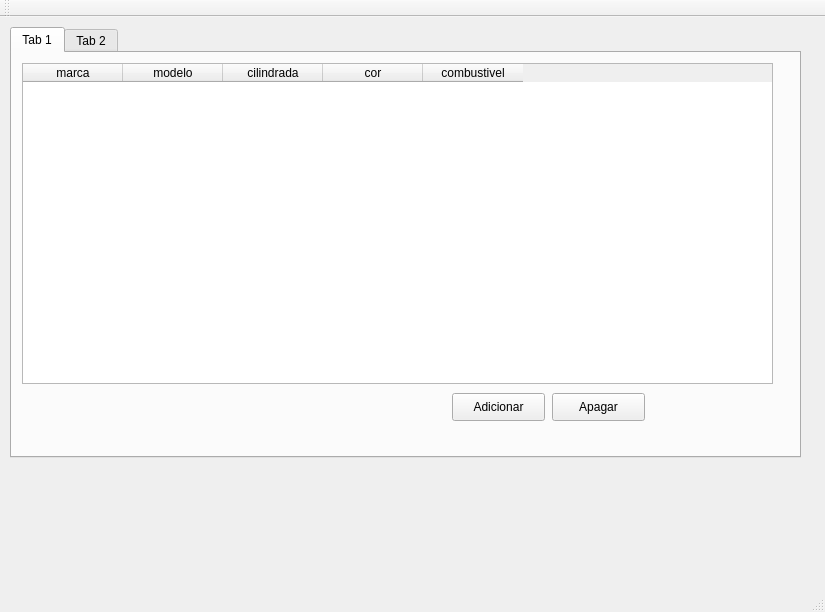
Old version of the form mainwindow.ui in the repository manuelseromenho/carlogzen.
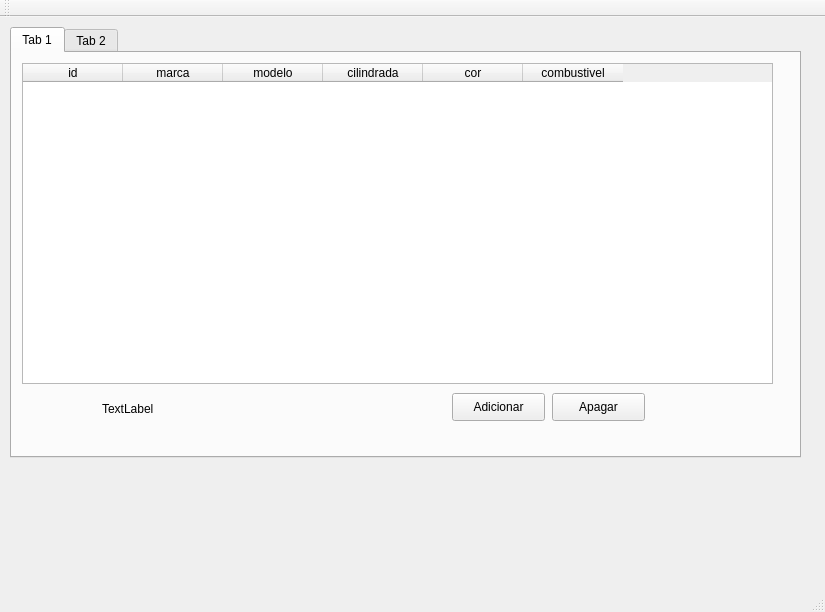
New version of the form. Icons and pictures are not drawn.

The edit to the form file:
```diff
--- a/mainwindow.ui
+++ b/mainwindow.ui
@@ -62,8 +62,13 @@
        </rect>
       </property>
       <property name="columnCount">
-       <number>5</number>
+       <number>6</number>
       </property>
+      <column>
+       <property name="text">
+        <string>id</string>
+       </property>
+      </column>
       <column>
        <property name="text">
         <string>marca</string>
@@ -116,6 +121,19 @@
        <string>Apagar</string>
       </property>
      </widget>
+     <widget class="QLabel" name="countrows">
+      <property name="geometry">
+       <rect>
+        <x>90</x>
+        <y>345</y>
+        <width>81</width>
+        <height>21</height>
+       </rect>
+      </property>
+      <property name="text">
+       <string>TextLabel</string>
+      </property>
+     </widget>
     </widget>
     <widget class="QWidget" name="tab_2">
      <attribute name="title">
```
